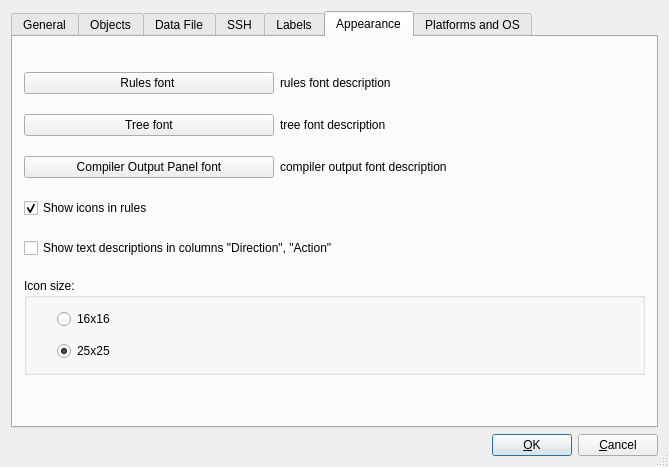
The window that src/gui/prefsdialog_q.ui (fwbuilder/fwbuilder) describes before a commit, drawn with Qt 5.
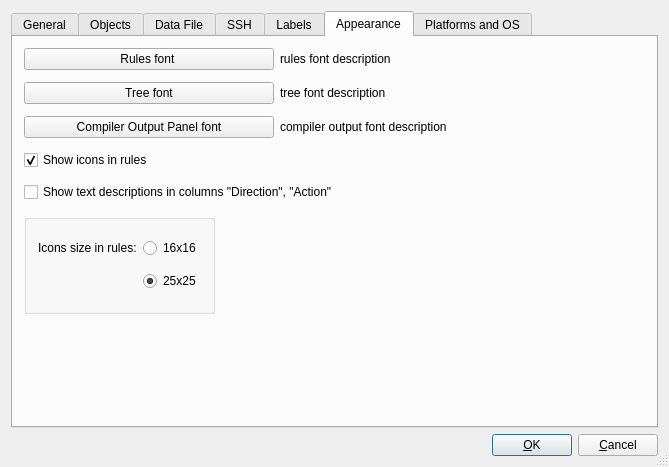
The same window after the commit. The open tabs and pages were chosen to show the change.

Patch:
```diff
--- a/src/gui/prefsdialog_q.ui
+++ b/src/gui/prefsdialog_q.ui
@@ -730,27 +730,11 @@
       <attribute name="toolTip" >
        <string>Icons settings</string>
       </attribute>
-      <layout class="QGridLayout" name="gridLayout_7" >
+      <layout class="QGridLayout" name="gridLayout_9" >
        <property name="spacing" >
-        <number>20</number>
+        <number>12</number>
        </property>
-       <item row="0" column="0" >
-        <spacer name="verticalSpacer_7" >
-         <property name="orientation" >
-          <enum>Qt::Vertical</enum>
-         </property>
-         <property name="sizeType" >
-          <enum>QSizePolicy::Expanding</enum>
-         </property>
-         <property name="sizeHint" stdset="0" >
-          <size>
-           <width>20</width>
-           <height>20</height>
-          </size>
-         </property>
-        </spacer>
-       </item>
-       <item row="1" column="0" >
+       <item row="0" column="0" colspan="3" >
         <layout class="QHBoxLayout" name="horizontalLayout_2" >
          <item>
           <widget class="QPushButton" name="btRulesFont" >
@@ -789,7 +773,7 @@
          </item>
         </layout>
        </item>
-       <item row="2" column="0" >
+       <item row="1" column="0" colspan="3" >
         <layout class="QHBoxLayout" name="horizontalLayout_3" >
          <item>
           <widget class="QPushButton" name="btTreeFont" >
@@ -828,7 +812,7 @@
          </item>
         </layout>
        </item>
-       <item row="3" column="0" >
+       <item row="2" column="0" colspan="3" >
         <layout class="QHBoxLayout" name="horizontalLayout_4" >
          <item>
           <widget class="QPushButton" name="btCompilerOutputFont" >
@@ -867,7 +851,7 @@
          </item>
         </layout>
        </item>
-       <item row="4" column="0" >
+       <item row="3" column="0" colspan="3" >
         <widget class="QCheckBox" name="chShowIcons" >
          <property name="text" >
           <string>Show icons in rules</string>
@@ -877,33 +861,43 @@
          </property>
         </widget>
        </item>
-       <item row="5" column="0" >
+       <item row="4" column="0" colspan="3" >
         <widget class="QCheckBox" name="showDirectionText" >
          <property name="text" >
           <string>Show text descriptions in columns "Direction", "Action"</string>
          </property>
         </widget>
        </item>
-       <item row="6" column="0" >
+       <item row="5" column="0" >
         <widget class="QGroupBox" name="groupBox" >
+         <property name="minimumSize" >
+          <size>
+           <width>100</width>
+           <height>100</height>
+          </size>
+         </property>
          <property name="title" >
-          <string>Icon size:</string>
+          <string/>
          </property>
-         <layout class="QVBoxLayout" >
-          <property name="spacing" >
-           <number>12</number>
-          </property>
-          <property name="leftMargin" >
-           <number>30</number>
-          </property>
-          <item>
+         <property name="flat" >
+          <bool>true</bool>
+         </property>
+         <layout class="QGridLayout" name="gridLayout_7" >
+          <item row="0" column="0" >
+           <widget class="QLabel" name="label_7" >
+            <property name="text" >
+             <string>Icons size in rules:</string>
+            </property>
+           </widget>
+          </item>
+          <item row="0" column="1" >
            <widget class="QRadioButton" name="rb16" >
             <property name="text" >
              <string>16x16</string>
             </property>
            </widget>
           </item>
-          <item>
+          <item row="1" column="1" >
            <widget class="QRadioButton" name="rb25" >
             <property name="text" >
              <string>25x25</string>
@@ -916,7 +910,20 @@
          </layout>
         </widget>
        </item>
-       <item row="7" column="0" >
+       <item row="5" column="2" >
+        <spacer name="horizontalSpacer_4" >
+         <property name="orientation" >
+          <enum>Qt::Horizontal</enum>
+         </property>
+         <property name="sizeHint" stdset="0" >
+          <size>
+           <width>330</width>
+           <height>96</height>
+          </size>
+         </property>
+        </spacer>
+       </item>
+       <item row="6" column="1" >
         <spacer>
          <property name="orientation" >
           <enum>Qt::Vertical</enum>
```
Left out of the diff: 109 changed lines with no effect on the pictures.
